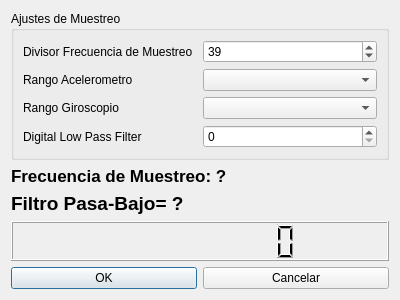
Old version of the form ajustessensores.ui in the repository hectorda/Bio-Feedback.
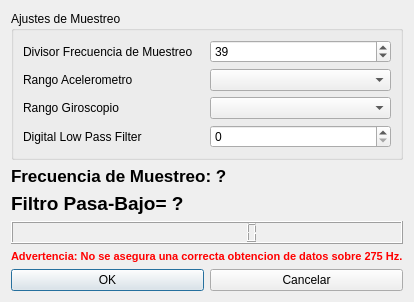
New version of the form. Icons and pictures are not drawn.

```diff
--- a/ajustessensores.ui
+++ b/ajustessensores.ui
@@ -130,6 +130,23 @@
      </property>
     </widget>
    </item>
+   <item>
+    <widget class="QLabel" name="label_5">
+     <property name="font">
+      <font>
+       <pointsize>8</pointsize>
+       <weight>75</weight>
+       <bold>true</bold>
+      </font>
+     </property>
+     <property name="styleSheet">
+      <string notr="true">color: rgb(255, 0, 0);</string>
+     </property>
+     <property name="text">
+      <string>Advertencia: No se asegura una correcta obtencion de datos sobre 275 Hz.</string>
+     </property>
+    </widget>
+   </item>
    <item>
     <layout class="QHBoxLayout" name="horizontalLayout">
      <item>
```
